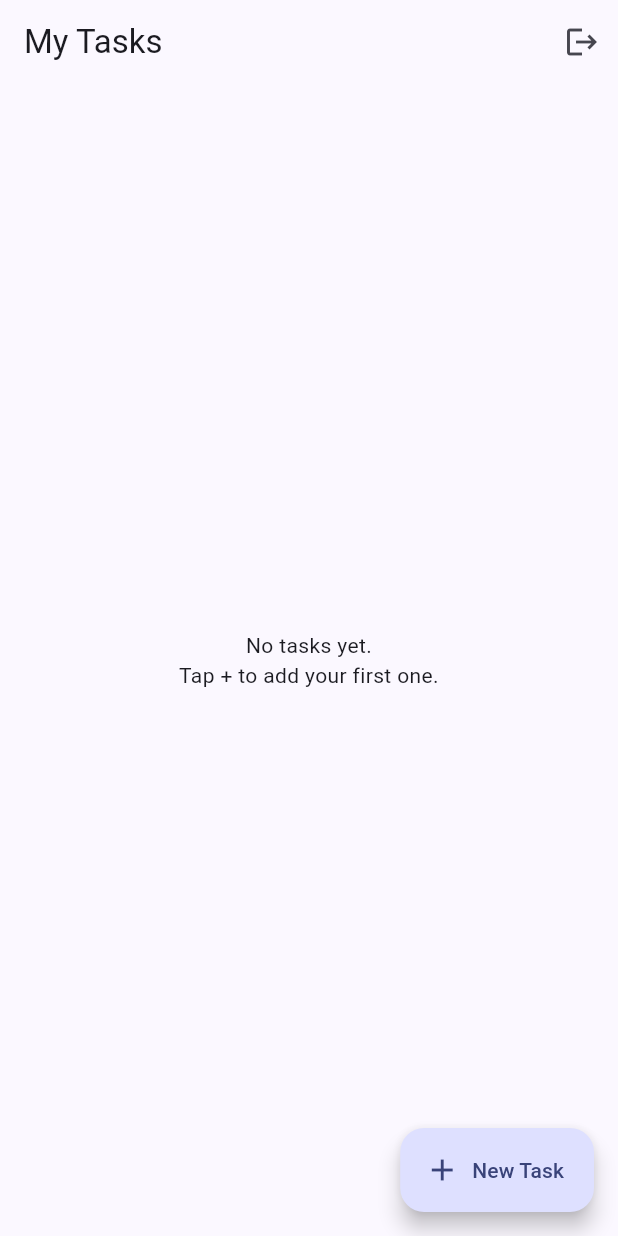
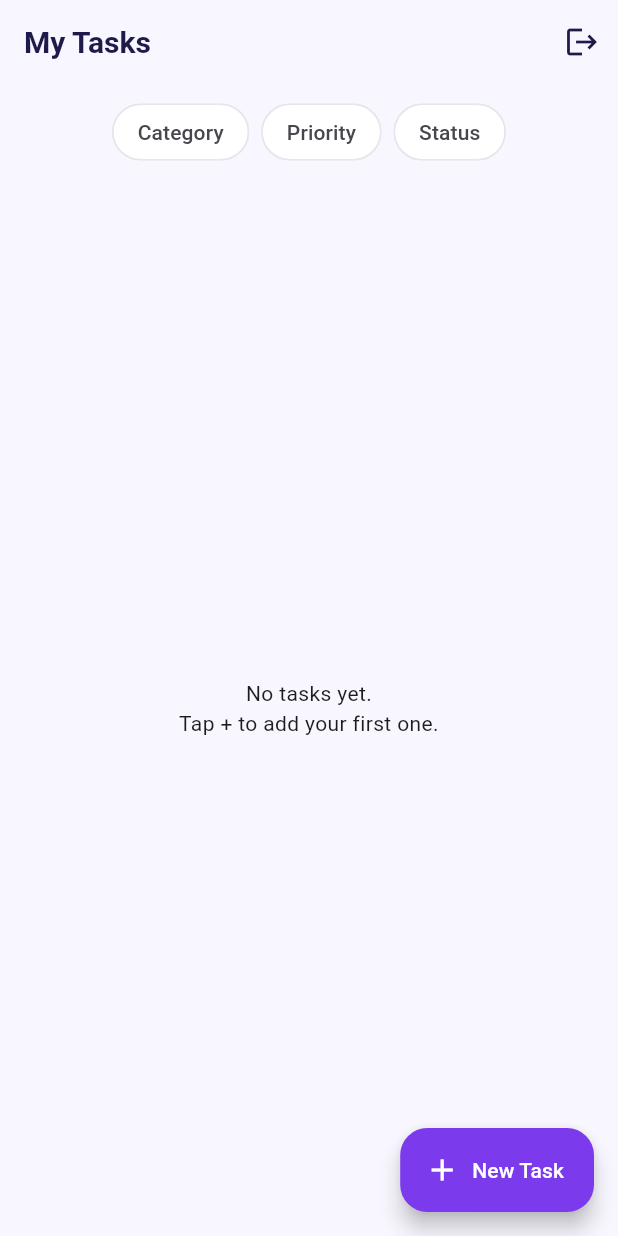
Before and after one commit to Marinaderias/plannix, a Flutter app: the screen it shows once a user with an empty profile is signed in, on a phone screen of 412 x 824 dp. Run offline on Flutter 3.47's test engine with Material 3 defaults, Android fonts, the phone set to English and light mode, and no system bars; our stand-ins replace flutter_riverpod, supabase_flutter; accounts and stored records are empty.

Commit message:
Rename to Timora and add app theme

```diff
--- /dev/null
+++ b/lib/core/theme/app_theme.dart
@@ -0,0 +1,150 @@
+import 'package:flutter/material.dart';
+
+class AppColors {
+  static const purple = Color(0xFF7C3AED);
+  static const blue = Color(0xFF38BDF8);
+  static const background = Color(0xFFF8F7FF);
+  static const surface = Colors.white;
+  static const textDark = Color(0xFF1E1B4B);
+  static const textMuted = Color(0xFF6B7280);
+  static const border = Color(0xFFE5E7EB);
+
+  static const gradient = LinearGradient(
+    colors: [purple, blue],
+    begin: Alignment.centerLeft,
+    end: Alignment.centerRight,
+  );
+}
+
+class AppTheme {
+  static ThemeData get light {
+    final scheme = ColorScheme.fromSeed(
+      seedColor: AppColors.purple,
+      primary: AppColors.purple,
+      surface: AppColors.surface,
+    );
+
+    final inputBorder = OutlineInputBorder(
+      borderRadius: BorderRadius.circular(14),
+      borderSide: const BorderSide(color: AppColors.border),
+    );
+
+    return ThemeData(
+      useMaterial3: true,
+      colorScheme: scheme,
+      scaffoldBackgroundColor: AppColors.background,
+      appBarTheme: const AppBarTheme(
+        backgroundColor: AppColors.background,
+        foregroundColor: AppColors.textDark,
+        elevation: 0,
+        scrolledUnderElevation: 0,
+        centerTitle: false,
+        titleTextStyle: TextStyle(
+          color: AppColors.textDark,
+          fontSize: 20,
+          fontWeight: FontWeight.w700,
+        ),
+      ),
+      cardTheme: CardThemeData(
+        color: AppColors.surface,
+        elevation: 0,
+        margin: EdgeInsets.zero,
+        shape: RoundedRectangleBorder(
+          borderRadius: BorderRadius.circular(16),
+          side: const BorderSide(color: AppColors.border),
+        ),
+      ),
+      inputDecorationTheme: InputDecorationTheme(
+        filled: true,
+        fillColor: AppColors.surface,
+        border: inputBorder,
+        enabledBorder: inputBorder,
+        focusedBorder: inputBorder.copyWith(
+          borderSide: const BorderSide(color: AppColors.purple, width: 1.6),
+        ),
+        contentPadding:
+            const EdgeInsets.symmetric(horizontal: 16, vertical: 16),
+      ),
+      filledButtonTheme: FilledButtonThemeData(
+        style: FilledButton.styleFrom(
+          backgroundColor: AppColors.purple,
+          shape: RoundedRectangleBorder(
+            borderRadius: BorderRadius.circular(28),
+          ),
+          textStyle: const TextStyle(fontWeight: FontWeight.w600),
+        ),
+      ),
+      floatingActionButtonTheme: FloatingActionButtonThemeData(
+        backgroundColor: AppColors.purple,
+        foregroundColor: Colors.white,
+        shape: RoundedRectangleBorder(
+          borderRadius: BorderRadius.circular(18),
+        ),
+      ),
+      chipTheme: ChipThemeData(
+        shape: RoundedRectangleBorder(
+          borderRadius: BorderRadius.circular(20),
+        ),
+        side: const BorderSide(color: AppColors.border),
+      ),
+    );
+  }
+}
+
+/// Primary button with the purple → blue gradient from the design.
+class GradientButton extends StatelessWidget {
+  const GradientButton({
+    super.key,
+    required this.label,
+    required this.onPressed,
+    this.isLoading = false,
+  });
+
+  final String label;
+  final VoidCallback? onPressed;
+  final bool isLoading;
+
+  @override
+  Widget build(BuildContext context) {
+    final enabled = onPressed != null && !isLoading;
+
+    return Opacity(
+      opacity: enabled ? 1 : 0.6,
+      child: Container(
+        decoration: BoxDecoration(
+          gradient: AppColors.gradient,
+          borderRadius: BorderRadius.circular(28),
+        ),
+        child: Material(
+          color: Colors.transparent,
+          child: InkWell(
+            borderRadius: BorderRadius.circular(28),
+            onTap: enabled ? onPressed : null,
+            child: Padding(
+              padding: const EdgeInsets.symmetric(vertical: 16),
+              child: Center(
+                child: isLoading
+                    ? const SizedBox(
+                        height: 20,
+                        width: 20,
+                        child: CircularProgressIndicator(
+                          strokeWidth: 2,
+                          color: Colors.white,
+                        ),
+                      )
+                    : Text(
+                        label,
+                        style: const TextStyle(
+                          color: Colors.white,
+                          fontSize: 16,
+                          fontWeight: FontWeight.w600,
+                        ),
+                      ),
+              ),
+            ),
+          ),
+        ),
+      ),
+    );
+  }
+}
--- /dev/null
+++ b/lib/features/tasks/data/tasks_filter.dart
@@ -0,0 +1,60 @@
+import 'package:flutter_riverpod/flutter_riverpod.dart';
+
+import '../domain/task.dart';
+import '../domain/task_enums.dart';
+import 'tasks_providers.dart';
+
+class TasksFilter {
+  const TasksFilter({this.categoryId, this.priority, this.status});
+
+  final String? categoryId;
+  final TaskPriority? priority;
+  final TaskStatus? status;
+
+  bool get isActive =>
+      categoryId != null || priority != null || status != null;
+
+  bool matches(Task task) {
+    if (categoryId != null && task.categoryId != categoryId) return false;
+    if (priority != null && task.priority != priority) return false;
+    if (status != null && task.status != status) return false;
+    return true;
+  }
+}
+
+class TasksFilterNotifier extends Notifier<TasksFilter> {
+  @override
+  TasksFilter build() => const TasksFilter();
+
+  void setCategory(String? id) => state = TasksFilter(
+        categoryId: id,
+        priority: state.priority,
+        status: state.status,
+      );
+
+  void setPriority(TaskPriority? p) => state = TasksFilter(
+        categoryId: state.categoryId,
+        priority: p,
+        status: state.status,
+      );
+
+  void setStatus(TaskStatus? s) => state = TasksFilter(
+        categoryId: state.categoryId,
+        priority: state.priority,
+        status: s,
+      );
+
+  void clear() => state = const TasksFilter();
+}
+
+final tasksFilterProvider =
+    NotifierProvider<TasksFilterNotifier, TasksFilter>(
+        TasksFilterNotifier.new);
+
+/// Tasks after applying the current filter.
+final filteredTasksProvider = Provider<AsyncValue<List<Task>>>((ref) {
+  final filter = ref.watch(tasksFilterProvider);
+  return ref
+      .watch(tasksProvider)
+      .whenData((tasks) => tasks.where(filter.matches).toList());
+});
--- a/lib/features/tasks/presentation/tasks_screen.dart
+++ b/lib/features/tasks/presentation/tasks_screen.dart
@@ -1,12 +1,14 @@
 import 'package:flutter/material.dart';
 import 'package:flutter_riverpod/flutter_riverpod.dart';
 
+import '../data/tasks_filter.dart';
 import '../data/tasks_providers.dart';
 import '../data/tasks_repository.dart';
 import '../domain/task.dart';
 import '../domain/task_enums.dart';
+import 'task_form_screen.dart';
+import 'widgets/filter_bar.dart';
 import 'widgets/task_card.dart';
-import 'task_form_screen.dart';
 
 class TasksScreen extends ConsumerWidget {
   const TasksScreen({super.key});
@@ -38,8 +40,7 @@ class TasksScreen extends ConsumerWidget {
           ),
           TextButton(
             onPressed: () => Navigator.pop(ctx, true),
-            child:
-                const Text('Delete', style: TextStyle(color: Colors.red)),
+            child: const Text('Delete', style: TextStyle(color: Colors.red)),
           ),
         ],
       ),
@@ -62,7 +63,8 @@ class TasksScreen extends ConsumerWidget {
 
   @override
   Widget build(BuildContext context, WidgetRef ref) {
-    final tasksAsync = ref.watch(tasksProvider);
+    final tasksAsync = ref.watch(filteredTasksProvider);
+    final filter = ref.watch(tasksFilterProvider);
 
     return tasksAsync.when(
       loading: () => const Center(child: CircularProgressIndicator()),
@@ -83,19 +85,26 @@ class TasksScreen extends ConsumerWidget {
         );
       },
       data: (tasks) {
-        if (tasks.isEmpty) {
-          return const Center(
-            child: Text('No tasks yet.\nTap + to add your first one.',
-                textAlign: TextAlign.center),
-          );
-        }
-        return RefreshIndicator(
+        return Column(
+          children: [
+            const FilterBar(),
+            Expanded(
+              child: tasks.isEmpty
+                  ? Center(
+                      child: Text(
+                        filter.isActive
+                            ? 'No tasks match these filters.'
+                            : 'No tasks yet.\nTap + to add your first one.',
+                        textAlign: TextAlign.center,
+                      ),
+                    )
+                  : RefreshIndicator(
                       onRefresh: () async {
                         ref.invalidate(tasksProvider);
                         await ref.read(tasksProvider.future);
                       },
                       child: ListView.builder(
-            padding: const EdgeInsets.only(top: 8, bottom: 88),
+                        padding: const EdgeInsets.only(top: 4, bottom: 88),
                         itemCount: tasks.length,
                         itemBuilder: (context, index) {
                           final task = tasks[index];
@@ -112,6 +121,9 @@ class TasksScreen extends ConsumerWidget {
                           );
                         },
                       ),
+                    ),
+            ),
+          ],
         );
       },
     );
--- /dev/null
+++ b/lib/features/tasks/presentation/widgets/filter_bar.dart
@@ -0,0 +1,93 @@
+import 'package:flutter/material.dart';
+import 'package:flutter_riverpod/flutter_riverpod.dart';
+
+import '../../data/tasks_filter.dart';
+import '../../data/tasks_providers.dart';
+import '../../domain/task_enums.dart';
+
+class FilterBar extends ConsumerWidget {
+  const FilterBar({super.key});
+
+  @override
+  Widget build(BuildContext context, WidgetRef ref) {
+    final filter = ref.watch(tasksFilterProvider);
+    final notifier = ref.read(tasksFilterProvider.notifier);
+    final categories = ref.watch(categoriesProvider).value ?? [];
+
+    return SingleChildScrollView(
+      scrollDirection: Axis.horizontal,
+      padding: const EdgeInsets.symmetric(horizontal: 16, vertical: 8),
+      child: Row(
+        children: [
+          if (filter.isActive) ...[
+            ActionChip(
+              avatar: const Icon(Icons.clear, size: 16),
+              label: const Text('Clear'),
+              onPressed: notifier.clear,
+            ),
+            const SizedBox(width: 8),
+          ],
+          _FilterMenu<String>(
+            label: 'Category',
+            selectedLabel: categories
+                .where((c) => c.id == filter.categoryId)
+                .map((c) => c.name)
+                .firstOrNull,
+            options: {for (final c in categories) c.id: c.name},
+            onSelected: notifier.setCategory,
+          ),
+          const SizedBox(width: 8),
+          _FilterMenu<TaskPriority>(
+            label: 'Priority',
+            selectedLabel: filter.priority?.label,
+            options: {for (final p in TaskPriority.values) p: p.label},
+            onSelected: notifier.setPriority,
+          ),
+          const SizedBox(width: 8),
+          _FilterMenu<TaskStatus>(
+            label: 'Status',
+            selectedLabel: filter.status?.label,
+            options: {for (final s in TaskStatus.values) s: s.label},
+            onSelected: notifier.setStatus,
+          ),
+        ],
+      ),
+    );
+  }
+}
+
+class _FilterMenu<T> extends StatelessWidget {
+  const _FilterMenu({
+    required this.label,
+    required this.selectedLabel,
+    required this.options,
+    required this.onSelected,
+  });
+
+  final String label;
+  final String? selectedLabel;
+  final Map<T, String> options;
+  final ValueChanged<T?> onSelected;
+
+  @override
+  Widget build(BuildContext context) {
+    final isSelected = selectedLabel != null;
+
+    return PopupMenuButton<T>(
+      onSelected: onSelected,
+      itemBuilder: (_) => [
+        for (final entry in options.entries)
+          PopupMenuItem<T>(value: entry.key, child: Text(entry.value)),
+      ],
+      child: Chip(
+        label: Text(isSelected ? '$label: $selectedLabel' : label),
+        backgroundColor: isSelected
+            ? Theme.of(context).colorScheme.primaryContainer
+            : null,
+        deleteIcon: const Icon(Icons.arrow_drop_down),
+        onDeleted: null,
+        avatar: null,
+      ),
+    );
+  }
+}
--- a/lib/main.dart
+++ b/lib/main.dart
@@ -6,6 +6,7 @@ import 'core/constants/supabase_constants.dart';
 import 'features/auth/data/auth_repository.dart';
 import 'features/auth/presentation/login_screen.dart';
 import 'features/home/home_screen.dart';
+import 'core/theme/app_theme.dart';
 
 Future<void> main() async {
   WidgetsFlutterBinding.ensureInitialized();
@@ -24,12 +25,9 @@ class PlannixApp extends StatelessWidget {
   @override
   Widget build(BuildContext context) {
     return MaterialApp(
-      title: 'Plannix',
+      title: 'Timora',
       debugShowCheckedModeBanner: false,
-      theme: ThemeData(
-        colorSchemeSeed: Colors.indigo,
-        useMaterial3: true,
-      ),
+      theme: AppTheme.light,
       home: const AuthGate(),
     );
   }
```
Also changed, not shown: 1 other file. Lines whose indentation alone changed are shown as unchanged.
